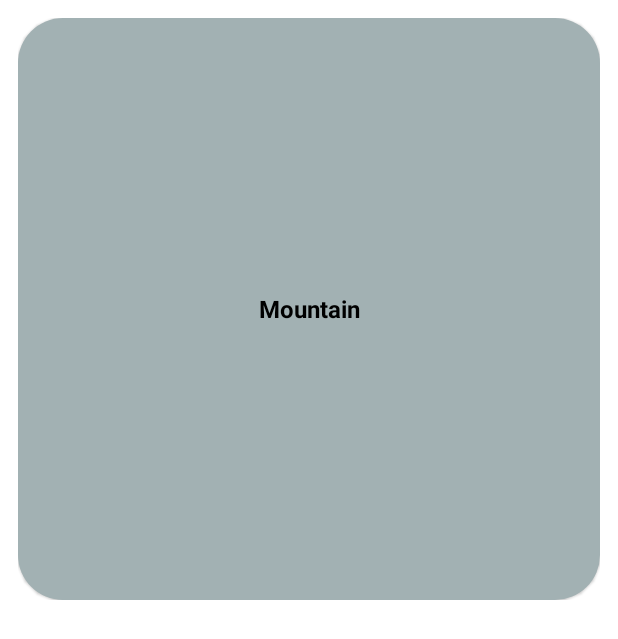
After one commit to rikygino/TravelSombrero, an Android app: the layout default_luggage_recycler_row.xml on its own in the app's theme, with its tools: preview values and no code run, on a phone screen of 412 x 824 dp. The commit adds this screen. Shown: the top 639 px of the screen. Run offline under Robolectric (Android 15) with nearby library versions, the phone set to English and light mode, and no system bars.

Commit message:
Luggage changes, added default activities with correlated stuff to get with you

```diff
--- /dev/null
+++ b/TravelSombrero-master/app/src/main/java/com/art/travelsombrero/DefaultLuggageDataModel.kt
@@ -0,0 +1,5 @@
+package com.art.travelsombrero
+
+class DefaultLuggageDataModel (val activity: String){
+    constructor() : this("")
+}
--- a/TravelSombrero-master/app/src/main/java/com/art/travelsombrero/InsertDataTripActivity.kt
+++ b/TravelSombrero-master/app/src/main/java/com/art/travelsombrero/InsertDataTripActivity.kt
@@ -71,7 +71,7 @@ class InsertDataTripActivity : AppCompatActivity() {
 
                 ref.setValue(td)
                     .addOnSuccessListener {
-                        var intent = Intent( this@InsertDataTripActivity, LuggageActivity::class.java)
+                        var intent = Intent( this@InsertDataTripActivity, DefaultLuggageActivity::class.java)
                         intent.putExtra("tripname", tripname)
                         startActivity(intent)
                     }
--- /dev/null
+++ b/TravelSombrero-master/app/src/main/res/drawable/rounded_activities.xml
@@ -0,0 +1,5 @@
+<?xml version="1.0" encoding="utf-8"?>
+<shape xmlns:android="http://schemas.android.com/apk/res/android">
+    <corners android:radius="30dp"></corners>
+    <solid android:color="#A2B1B3"></solid>
+</shape>
--- /dev/null
+++ b/TravelSombrero-master/app/src/main/res/layout/default_luggage_recycler_row.xml
@@ -0,0 +1,42 @@
+<androidx.constraintlayout.widget.ConstraintLayout
+    xmlns:android="http://schemas.android.com/apk/res/android"
+    xmlns:app="http://schemas.android.com/apk/res-auto"
+    android:layout_width="match_parent"
+    android:layout_margin="12dp"
+    android:layout_height="wrap_content">
+
+<androidx.cardview.widget.CardView
+    android:id="@+id/default_luggage_cardview"
+    android:layout_width="0dp"
+    android:layout_height="0dp"
+    app:cardElevation="0dp"
+    app:layout_constraintBottom_toBottomOf="parent"
+    app:layout_constraintDimensionRatio="1:1"
+    app:layout_constraintEnd_toEndOf="parent"
+    app:layout_constraintStart_toStartOf="parent"
+    app:layout_constraintTop_toTopOf="parent">
+
+
+        <TextView
+            android:id="@+id/activity_name"
+            android:layout_width="match_parent"
+            android:layout_height="match_parent"
+            android:textAlignment="center"
+            android:gravity="center"
+            android:text="Mountain"
+            android:textColor="#000000"
+            android:textSize="16dp"
+            android:textStyle="bold"
+            android:translationZ="1dp"
+            android:background="@drawable/rounded_activities"
+            app:layout_constraintBottom_toBottomOf="parent"
+            app:layout_constraintEnd_toEndOf="parent"
+            app:layout_constraintHorizontal_bias="1.0"
+            app:layout_constraintStart_toStartOf="parent"
+            app:layout_constraintTop_toTopOf="parent"
+            app:layout_constraintVertical_bias="0.0" />
+
+
+
+</androidx.cardview.widget.CardView>
+</androidx.constraintlayout.widget.ConstraintLayout>
--- a/TravelSombrero-master/app/src/main/res/layout/fragment_luggage.xml
+++ b/TravelSombrero-master/app/src/main/res/layout/fragment_luggage.xml
@@ -101,7 +101,8 @@
             app:layout_constraintEnd_toEndOf="parent"
             app:layout_constraintHorizontal_bias="1.0"
             app:layout_constraintStart_toStartOf="parent"
-            app:layout_constraintTop_toTopOf="parent" />
+            app:layout_constraintTop_toTopOf="parent"
+            android:paddingTop="8dp"/>
 
         <android.widget.Button
             android:id="@+id/addButton"
--- a/TravelSombrero-master/app/src/main/res/layout/luggage_recycler_row.xml
+++ b/TravelSombrero-master/app/src/main/res/layout/luggage_recycler_row.xml
@@ -4,11 +4,12 @@
     android:layout_width="match_parent"
     android:layout_height="50dp"
     xmlns:app="http://schemas.android.com/apk/res-auto"
-    app:cardElevation="10dp"
+    app:cardElevation="7dp"
     app:cardCornerRadius="16dp"
     app:cardBackgroundColor="@color/white"
     android:layout_gravity="center"
-    android:layout_marginTop="16dp"
+    android:layout_marginBottom="10dp"
+    android:layout_marginTop="6dp"
     android:layout_marginLeft="25dp"
     android:layout_marginRight="25dp">
 
```
Also changed, not shown: TravelSombrero-master/app/src/main/AndroidManifest.xml (+10 -4 lines), TravelSombrero-master/app/src/main/java/com/art/travelsombrero/DefaultLuggageActivity.kt (added, +53 -0 lines), TravelSombrero-master/app/src/main/java/com/art/travelsombrero/DefaultLuggageFragment.kt (added, +114 -0 lines), TravelSombrero-master/app/src/main/java/com/art/travelsombrero/DefaultLuggageRecyclerViewAdapter.kt (added, +50 -0 lines), TravelSombrero-master/app/src/main/java/com/art/travelsombrero/LuggageRecyclerViewAdapter.kt (+6 -3 lines), TravelSombrero-master/app/src/main/res/drawable/rounded_activities_selected.xml (added, +11 -0 lines), TravelSombrero-master/app/src/main/res/layout/activity_default_luggage.xml (added, +18 -0 lines), TravelSombrero-master/app/src/main/res/layout/activity_details_of_trip.xml (+14 -7 lines), TravelSombrero-master/app/src/main/res/layout/fragment_default_luggage.xml (added, +58 -0 lines).
